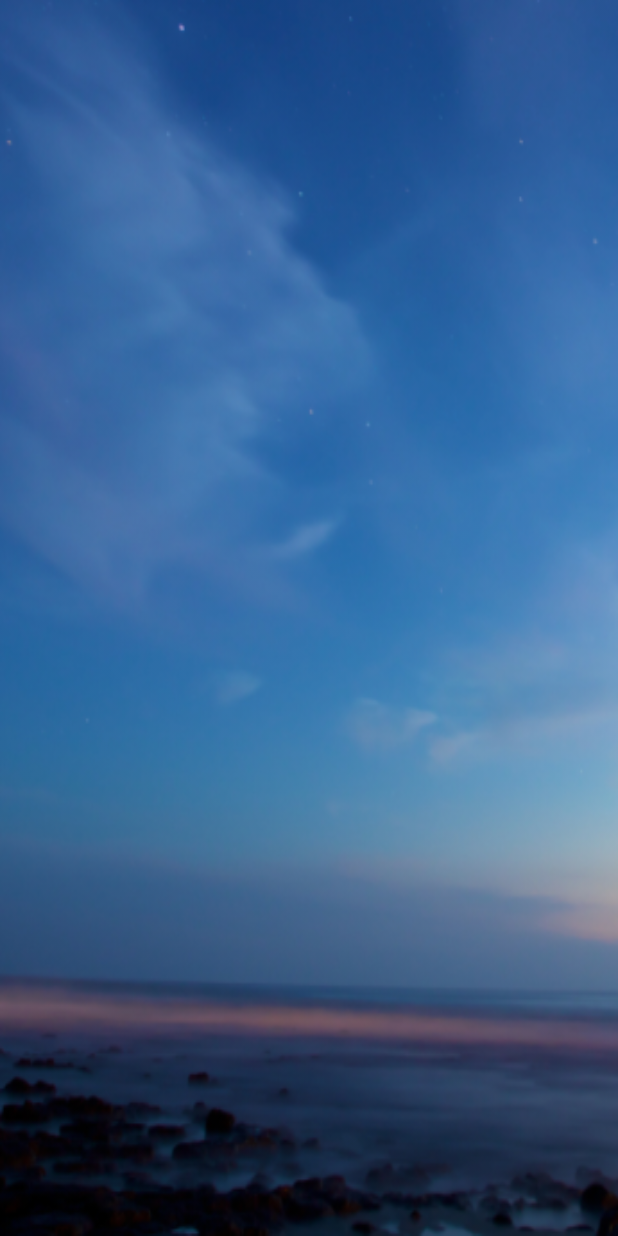
After one commit to JisunPark/Android-ViewPagerCalendar, an Android app: the layout activity_setting.xml on its own in the app's theme, with its tools: preview values and no code run, on a phone screen of 412 x 824 dp. The commit adds this screen. Run offline under Robolectric (Android 15) with nearby library versions, the phone set to English and light mode, and no system bars.

Commit message:
add dummy setting

```diff
--- a/app/src/main/AndroidManifest.xml
+++ b/app/src/main/AndroidManifest.xml
@@ -15,6 +15,8 @@
                 <category android:name="android.intent.category.LAUNCHER" />
             </intent-filter>
         </activity>
+        <activity
+            android:name=".SettingActivity" />
     </application>
 
 </manifest>
--- /dev/null
+++ b/app/src/main/res/layout/activity_setting.xml
@@ -0,0 +1,17 @@
+<?xml version="1.0" encoding="utf-8"?>
+<FrameLayout xmlns:android="http://schemas.android.com/apk/res/android"
+    android:layout_width="match_parent"
+    android:layout_height="match_parent">
+
+    <GridLayout
+        android:id="@+id/layoutGrid"
+        android:layout_width="match_parent"
+        android:layout_height="match_parent" />
+
+    <ImageView
+        android:id="@+id/imageAnimated"
+        android:layout_width="match_parent"
+        android:layout_height="match_parent"
+        android:scaleType="fitXY"
+        android:src="@drawable/sample1" />
+</FrameLayout>
```
Also changed, not shown: app/src/main/java/com/suminjin/calendar/CalendarActivity.java (+28 -18 lines), app/src/main/java/com/suminjin/calendar/MenuFragment.java (+8 -0 lines), app/src/main/java/com/suminjin/calendar/SettingActivity.java (added, +151 -0 lines), app/src/main/res/drawable-xhdpi/sample1.png (added), app/src/main/res/drawable-xhdpi/sample2.png (added).
